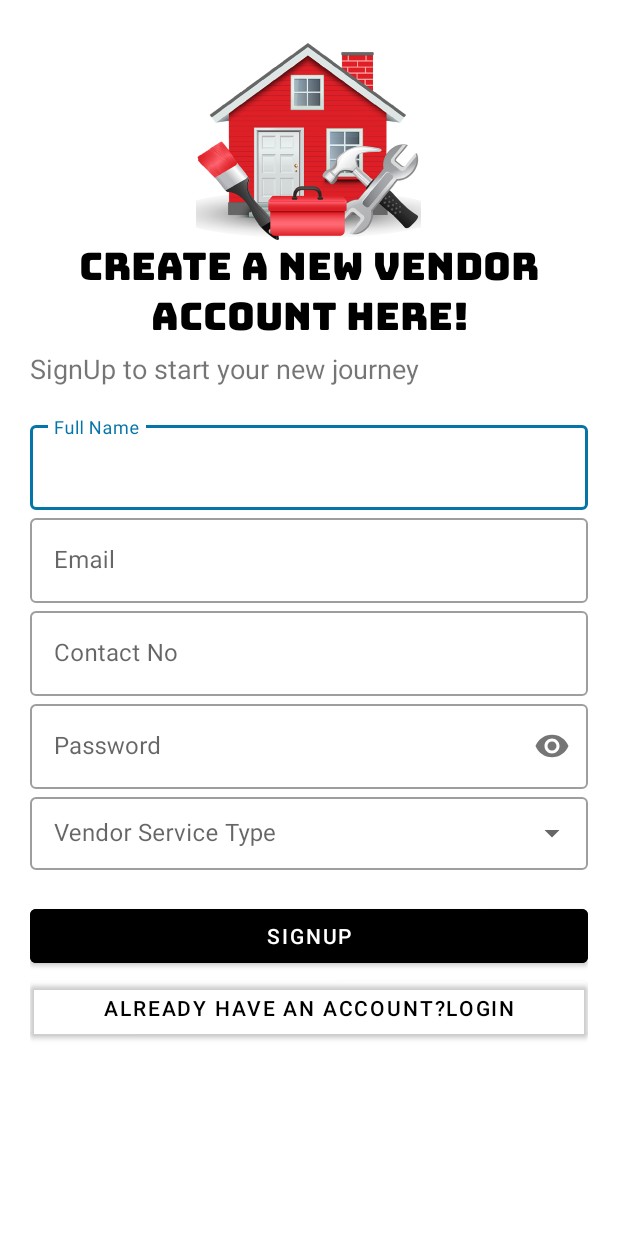
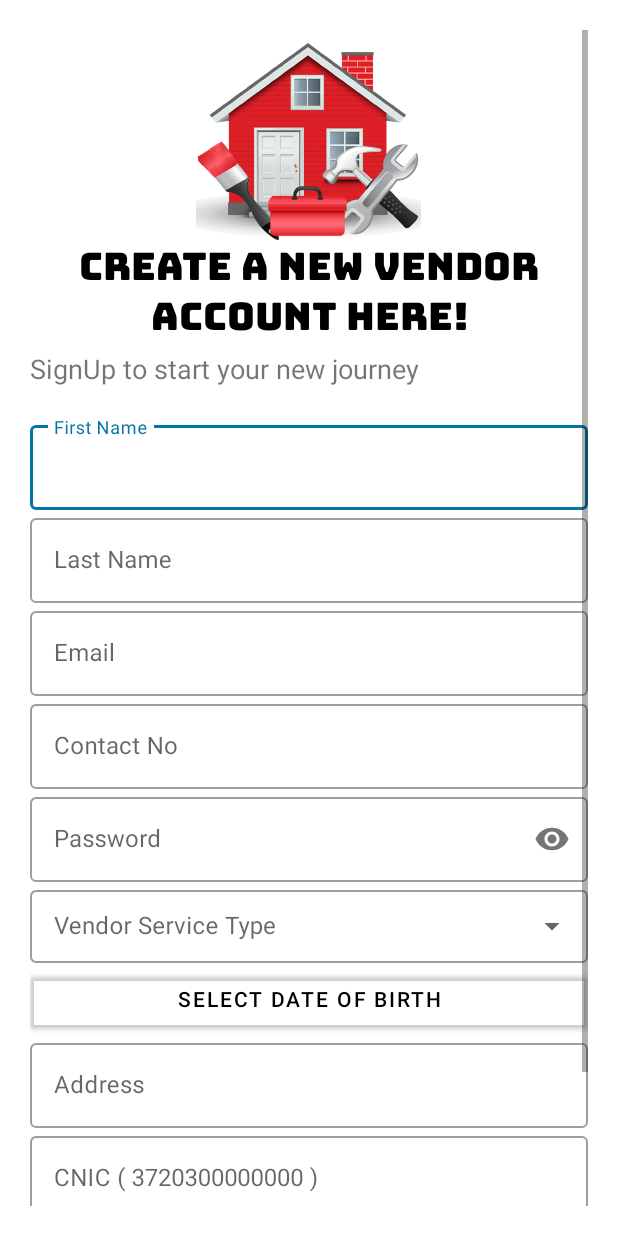
Before and after one commit to MuhammadSibtain5099/We_Do_It_All, an Android app: the Vendor_SignUp screen opened directly, with no data from a screen before it, on a phone screen of 412 x 824 dp. Run offline under Robolectric (Android 15) with nearby library versions, the phone set to English and light mode, and no system bars; our stand-ins replace Volley; network calls fail; 1 statement that could not run was skipped.

Commit message:
3rd Commit after Create SignUp work done

```diff
--- a/app/build.gradle
+++ b/app/build.gradle
@@ -49,6 +49,7 @@ dependencies {
     implementation 'com.squareup.picasso:picasso:2.5.2'
     implementation 'de.hdodenhof:circleimageview:3.1.0'
     implementation 'com.android.volley:volley:1.1.1'
+    implementation 'com.jaredrummler:material-spinner:1.3.1'
 
     implementation 'com.github.bumptech.glide:glide:4.9.0'
     annotationProcessor 'com.github.bumptech.glide:compiler:4.9.0'
--- a/app/src/main/AndroidManifest.xml
+++ b/app/src/main/AndroidManifest.xml
@@ -28,7 +28,8 @@
         android:supportsRtl="true"
         android:theme="@style/Theme.HomeServices"
         android:usesCleartextTraffic="true">
-        <activity android:name=".Vendor.Vendor_SignUp"></activity>
+        <activity android:name=".Vendor.add_vendor"></activity>
+        <activity android:name=".Vendor.Vendor_SignUp" />
         <!--
              The API key for Google Maps-based APIs is defined as a string resource.
              (See the file "res/values/google_maps_api.xml").
--- a/app/src/main/java/com/awais/homeservices/URLs.java
+++ b/app/src/main/java/com/awais/homeservices/URLs.java
@@ -1,9 +1,15 @@
 package com.awais.homeservices;
 
 public class URLs {
-    public static  String ip  ="http://192.168.8.100";
+    public static  String ip  ="http://192.168.8.102";
     private static final String ROOT_URL = ip+"/homeservice/api/registrationapi.php?apicall=";
     public static final String URL_REGISTER = ROOT_URL + "signup";
     public static final String URL_LOGIN= ROOT_URL + "login";
     public static final String Get_All_Service = ip+"/homeservice/api/getAllServices.php";
+    public static final String Add_new_Vendor = ip+"/homeservice/api/registrationVendor.php";
+    public static final String Get_Vendor_By_ID = ip+"/homeservice/api/getVendorById.php";
+
+
+
+
 }
--- a/app/src/main/java/com/awais/homeservices/Vendor/VendorActivity.java
+++ b/app/src/main/java/com/awais/homeservices/Vendor/VendorActivity.java
@@ -2,7 +2,9 @@ package com.awais.homeservices.Vendor;
 
 import androidx.appcompat.app.AppCompatActivity;
 
+import android.content.Intent;
 import android.os.Bundle;
+import android.widget.TextView;
 
 import com.awais.homeservices.R;
 
@@ -12,5 +14,8 @@ public class VendorActivity extends AppCompatActivity {
     protected void onCreate(Bundle savedInstanceState) {
         super.onCreate(savedInstanceState);
         setContentView(R.layout.activity_vendor);
+        Intent intent = getIntent();
+     TextView textView = findViewById(R.id.txtID);
+     textView.setText(intent.getStringExtra("id"));
     }
 }
--- a/app/src/main/res/layout/activity_vendor.xml
+++ b/app/src/main/res/layout/activity_vendor.xml
@@ -5,6 +5,10 @@
     android:layout_width="match_parent"
     android:layout_height="match_parent"
     tools:context=".Vendor.VendorActivity">
-
+<TextView
+    android:id="@+id/txtID"
+    android:layout_width="wrap_content"
+    android:layout_centerInParent="true"
+    android:layout_height="wrap_content"/>
 
 </RelativeLayout>
--- a/app/src/main/res/layout/activity_vendor__sign_up.xml
+++ b/app/src/main/res/layout/activity_vendor__sign_up.xml
@@ -1,26 +1,27 @@
 <?xml version="1.0" encoding="utf-8"?>
-<ScrollView
-    xmlns:android="http://schemas.android.com/apk/res/android"
+<ScrollView xmlns:android="http://schemas.android.com/apk/res/android"
     xmlns:app="http://schemas.android.com/apk/res-auto"
     xmlns:tools="http://schemas.android.com/tools"
     android:layout_width="match_parent"
     android:layout_height="match_parent"
 
+    android:backgroundTint="#fff"
     android:orientation="vertical"
-    android:backgroundTint="#fff"
     android:padding="20dp">
+
     <LinearLayout
         android:layout_width="match_parent"
         android:layout_height="match_parent"
         android:orientation="vertical"
 
         >
+
         <ImageView
             android:id="@+id/second_logo"
             android:layout_width="150dp"
+            android:layout_height="150dp"
             android:layout_gravity="center"
-        android:layout_height="150dp"
-        android:src="@drawable/rkabout"/>
+            android:src="@drawable/rkabout" />
 
         <TextView
             android:layout_width="wrap_content"
@@ -32,107 +33,161 @@
             android:textAlignment="center"
             android:textColor="#000"
             android:textSize="25sp" />
+
         <TextView
             android:layout_width="wrap_content"
             android:layout_height="wrap_content"
+            android:layout_marginTop="-10dp"
             android:text="SignUp to start your new journey"
-        android:textSize="18sp"
-        android:layout_marginTop="-10dp"/>
+            android:textSize="18sp" />
+
         <LinearLayout
             android:layout_width="match_parent"
             android:layout_height="wrap_content"
-        android:orientation="vertical"
             android:layout_marginTop="20dp"
-        android:layout_marginBottom="20dp">
+            android:layout_marginBottom="20dp"
+            android:orientation="vertical">
 
             <com.google.android.material.textfield.TextInputLayout
-            android:id="@+id/fullName"
+                android:id="@+id/fName"
+                style="@style/Widget.MaterialComponents.TextInputLayout.OutlinedBox"
                 android:layout_width="match_parent"
                 android:layout_height="wrap_content"
-            android:hint="Full Name"
-            style="@style/Widget.MaterialComponents.TextInputLayout.OutlinedBox">
+                android:hint="First Name">
 
                 <com.google.android.material.textfield.TextInputEditText
                     android:layout_width="match_parent"
                     android:layout_height="wrap_content"
-                android:inputType="text"/>
+                    android:inputType="text" />
+
+            </com.google.android.material.textfield.TextInputLayout>
+
+            <com.google.android.material.textfield.TextInputLayout
+                android:id="@+id/lName"
+                style="@style/Widget.MaterialComponents.TextInputLayout.OutlinedBox"
+                android:layout_width="match_parent"
+                android:layout_height="wrap_content"
+                android:hint="Last Name">
+
+                <com.google.android.material.textfield.TextInputEditText
+                    android:layout_width="match_parent"
+                    android:layout_height="wrap_content"
+                    android:inputType="text" />
 
             </com.google.android.material.textfield.TextInputLayout>
 
             <com.google.android.material.textfield.TextInputLayout
                 android:id="@+id/emailR"
+                style="@style/Widget.MaterialComponents.TextInputLayout.OutlinedBox"
                 android:layout_width="match_parent"
                 android:layout_height="wrap_content"
-            android:hint="Email"
-            style="@style/Widget.MaterialComponents.TextInputLayout.OutlinedBox">
+                android:hint="Email">
 
                 <com.google.android.material.textfield.TextInputEditText
                     android:layout_width="match_parent"
                     android:layout_height="wrap_content"
-                android:inputType="textEmailAddress"/>
+                    android:inputType="text" />
 
             </com.google.android.material.textfield.TextInputLayout>
 
             <com.google.android.material.textfield.TextInputLayout
                 android:id="@+id/contactNoR"
+                style="@style/Widget.MaterialComponents.TextInputLayout.OutlinedBox"
                 android:layout_width="match_parent"
                 android:layout_height="wrap_content"
-            android:hint="Contact No"
-            style="@style/Widget.MaterialComponents.TextInputLayout.OutlinedBox">
+                android:hint="Contact No">
 
                 <com.google.android.material.textfield.TextInputEditText
                     android:layout_width="match_parent"
                     android:layout_height="wrap_content"
-                android:inputType="number"/>
+                    android:inputType="number" />
+
 
             </com.google.android.material.textfield.TextInputLayout>
 
             <com.google.android.material.textfield.TextInputLayout
                 android:id="@+id/passwordR"
+                style="@style/Widget.MaterialComponents.TextInputLayout.OutlinedBox"
                 android:layout_width="match_parent"
                 android:layout_height="wrap_content"
                 android:hint="Password"
-            app:passwordToggleEnabled="true"
-            style="@style/Widget.MaterialComponents.TextInputLayout.OutlinedBox">
+                app:passwordToggleEnabled="true">
 
                 <com.google.android.material.textfield.TextInputEditText
                     android:layout_width="match_parent"
                     android:layout_height="wrap_content"
-                android:inputType="textPassword"/>
+                    android:inputType="textPassword" />
 
             </com.google.android.material.textfield.TextInputLayout>
+
             <com.google.android.material.textfield.TextInputLayout
+                style="@style/Widget.MaterialComponents.TextInputLayout.OutlinedBox.Dense.ExposedDropdownMenu"
                 android:layout_width="match_parent"
                 android:layout_height="wrap_content"
-            android:hint="Vendor Service Type"
-            style="@style/Widget.MaterialComponents.TextInputLayout.OutlinedBox.Dense.ExposedDropdownMenu">
+                android:hint="Vendor Service Type">
 
                 <AutoCompleteTextView
                     android:id="@+id/spinnerForVendorType"
-
                     android:layout_width="match_parent"
                     android:layout_height="wrap_content"
                     android:enabled="false"
                     android:inputType="none"
-                android:textColor="#000"
-                />
+                    android:textColor="#000" />
+
+            </com.google.android.material.textfield.TextInputLayout>
+
+            <Button
+                android:id="@+id/btnDob"
+                android:layout_width="match_parent"
+                android:layout_height="wrap_content"
+                android:backgroundTint="#00000000"
+                android:text="Select Date of Birth"
+                android:textColor="#000" />
+
+            <com.google.android.material.textfield.TextInputLayout
+                android:id="@+id/txtAddress"
+                style="@style/Widget.MaterialComponents.TextInputLayout.OutlinedBox"
+                android:layout_width="match_parent"
+                android:layout_height="wrap_content"
+                android:hint="Address">
+
+                <com.google.android.material.textfield.TextInputEditText
+                    android:layout_width="match_parent"
+                    android:layout_height="wrap_content"
+                    android:inputType="text" />
+
+            </com.google.android.material.textfield.TextInputLayout>
+
+            <com.google.android.material.textfield.TextInputLayout
+                android:id="@+id/txtCNIC"
+                style="@style/Widget.MaterialComponents.TextInputLayout.OutlinedBox"
+                android:layout_width="match_parent"
+                android:layout_height="wrap_content"
+                android:hint="CNIC ( 3720300000000 )">
+
+                <com.google.android.material.textfield.TextInputEditText
+                    android:layout_width="match_parent"
+                    android:layout_height="wrap_content"
+                    android:inputType="text" />
 
             </com.google.android.material.textfield.TextInputLayout>
 
         </LinearLayout>
+
         <Button
             android:id="@+id/SignUp"
             android:layout_width="match_parent"
             android:layout_height="wrap_content"
+            android:backgroundTint="#000"
             android:text="signup"
-        android:backgroundTint="#000"
-        android:textColor="#fff"/>
+            android:textColor="#fff" />
+
         <Button
             android:id="@+id/loginScreen"
             android:layout_width="match_parent"
             android:layout_height="wrap_content"
+            android:backgroundTint="#00000000"
             android:text="Already have an account?LogIn"
-        android:backgroundTint="#00000000"
-        android:textColor="#000"/>
+            android:textColor="#000" />
     </LinearLayout>
 </ScrollView>
```
Also changed, not shown: app/src/main/java/com/awais/homeservices/Model/Vendor.java (added, +80 -0 lines), app/src/main/java/com/awais/homeservices/Vendor/Vendor_SignUp.java (+181 -6 lines), app/src/main/java/com/awais/homeservices/Vendor/add_vendor.java (added, +16 -0 lines), app/src/main/res/layout/activity_add_vendor.xml (added, +104 -0 lines). Lines whose indentation alone changed are shown as unchanged.
